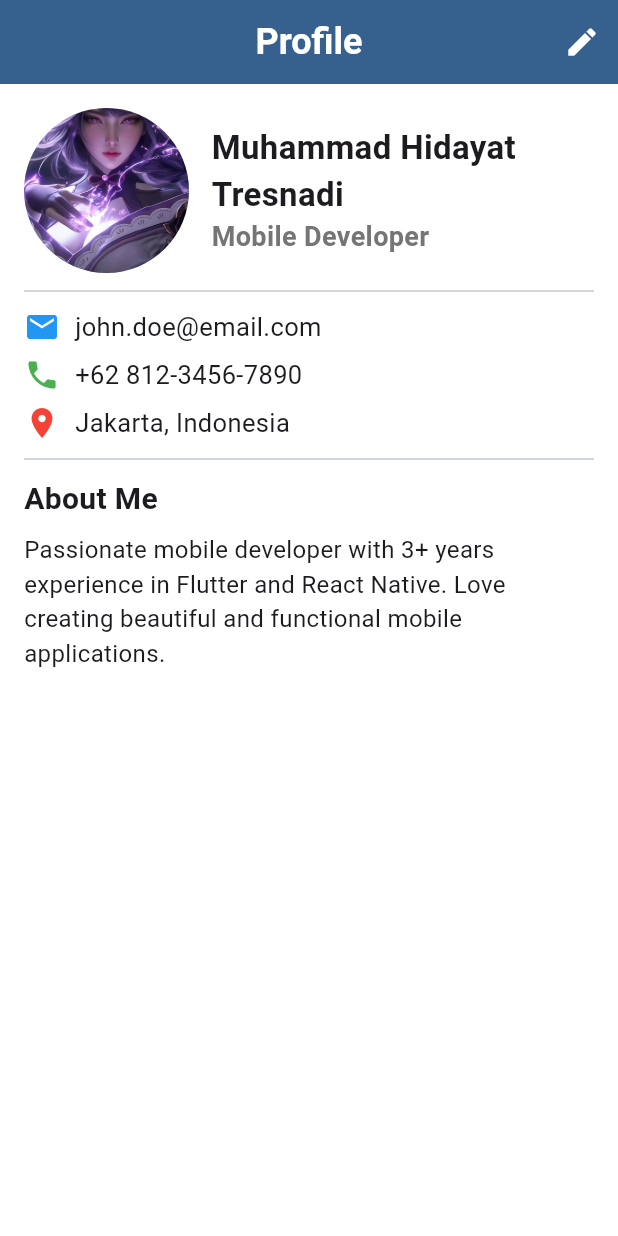
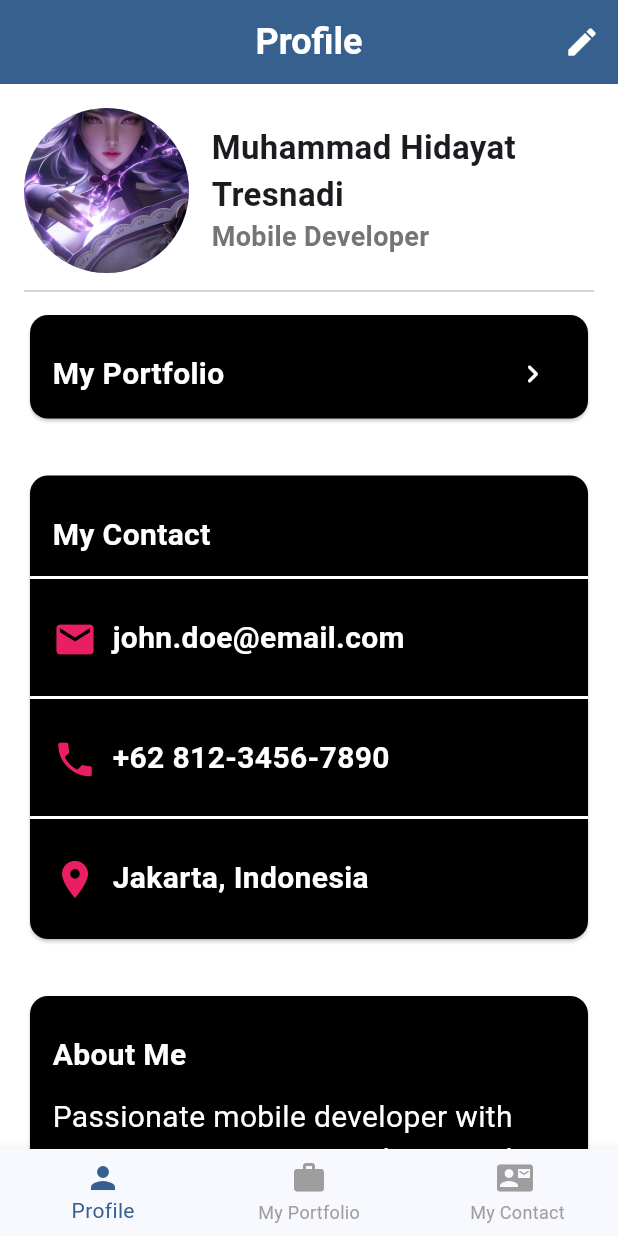
Before and after one commit to hidayattresnadi/Flutter_Project, a Flutter app: the screen it shows after launch, on a phone screen of 412 x 824 dp. Run offline on Flutter 3.47's test engine with Material 3 defaults, Android fonts, the phone set to English and light mode, and no system bars; our stand-ins replace google_fonts.

Commit message:
add_assignment_2

```diff
--- a/my_portfolio_app/lib/main.dart
+++ b/my_portfolio_app/lib/main.dart
@@ -1,17 +1,14 @@
 import 'package:flutter/material.dart';
 import 'package:google_fonts/google_fonts.dart';
+import 'package:my_portfolio_app/screens/contact_screen.dart';
+import 'package:my_portfolio_app/screens/portfolio_screen.dart';
+import 'screens/profile_screen.dart';
 
 void main() {
   runApp(const MyApp());
 }
 
-String name = "Muhammad Hidayat Tresnadi";
-String profession = "Mobile Developer";
-String email = "john.doe@email.com";
-String phone = "+62 812-3456-7890";
-String address = "Jakarta, Indonesia";
-String bio =
-    "Passionate mobile developer with 3+ years experience in Flutter and React Native. Love creating beautiful and functional mobile applications.";
+final PageController _pageController = PageController();
 
 class MyApp extends StatelessWidget {
   const MyApp({super.key});
@@ -20,7 +17,7 @@ class MyApp extends StatelessWidget {
   Widget build(BuildContext context) {
     return MaterialApp(
       debugShowCheckedModeBanner: false,
-      home: const ProfileScreen(),
+      home: MainScreen(),
       theme: ThemeData(
         colorScheme: ColorScheme.fromSeed(seedColor: Colors.blue),
         useMaterial3: true,
@@ -30,8 +27,21 @@ class MyApp extends StatelessWidget {
   }
 }
 
-class ProfileScreen extends StatelessWidget {
-  const ProfileScreen({super.key});
+class MainScreen extends StatefulWidget {
+  const MainScreen({super.key});
+  @override
+  State<MainScreen> createState() => _MainScreenState();
+}
+
+class _MainScreenState extends State<MainScreen> {
+  int _currentIndex = 0;
+
+  final List<Widget> _screens = [
+    ProfileScreen(),
+    PortfolioScreen(withScaffold: false),
+    ContactScreen(),
+  ];
+  final List<String> _titles = ['Profile', 'My Portfolio', 'My Contact'];
 
   @override
   Widget build(BuildContext context) {
@@ -39,7 +49,7 @@ class ProfileScreen extends StatelessWidget {
       backgroundColor: Colors.white,
       appBar: AppBar(
         title: Text(
-          "Profile",
+          _titles[_currentIndex],
           style: TextStyle(fontSize: 24, fontWeight: FontWeight.bold),
         ),
         centerTitle: true,
@@ -54,101 +64,39 @@ class ProfileScreen extends StatelessWidget {
           ),
         ],
       ),
-      body: SafeArea(
-        child: SingleChildScrollView(
-          child: Padding(
-            padding: const EdgeInsets.all(16.0),
-            child: Column(
-              crossAxisAlignment: CrossAxisAlignment.start,
-              children: [
-                buildProfileHeader(),
-                Divider(height: 24),
-                buildProfileInfo(),
-                Divider(height: 24),
-                buildProfileBio(),
-              ],
-            ),
+      body: PageView(
+        controller: _pageController,
+        onPageChanged: (index) {
+          setState(() {
+            _currentIndex = index;
+          });
+        },
+        children: _screens, // list of widgets
+      ),
+
+      bottomNavigationBar: BottomNavigationBar(
+        currentIndex: _currentIndex,
+        selectedItemColor: Theme.of(context).colorScheme.primary,
+        unselectedItemColor: Colors.grey,
+        onTap: (index) {
+          _pageController.animateToPage(
+            index,
+            duration: Duration(milliseconds: 300),
+            curve: Curves.easeInOut,
+          );
+        },
+        items: const [
+          BottomNavigationBarItem(icon: Icon(Icons.person), label: 'Profile'),
+          BottomNavigationBarItem(
+            icon: Icon(Icons.work),
+            label: 'My Portfolio',
           ),
-        ),
+          BottomNavigationBarItem(
+            icon: Icon(Icons.contact_mail),
+            label: ' My Contact',
+          ),
+        ],
       ),
     );
   }
 }
-
-Widget buildProfileHeader() {
-  return Row(
-    children: [
-      CircleAvatar(
-        radius: 55,
-        backgroundImage: AssetImage('assets/profile.jpg'),
-      ),
-      SizedBox(width: 15),
-      Expanded(
-        child: Column(
-          crossAxisAlignment: CrossAxisAlignment.start,
-          children: [
-            Text(
-              name,
-              style: TextStyle(fontSize: 22, fontWeight: FontWeight.bold),
-              softWrap: true,
-              overflow: TextOverflow.visible,
-            ),
-            Text(
-              profession,
-              style: TextStyle(
-                fontSize: 18,
-                color: Colors.grey[600],
-                fontWeight: FontWeight.bold,
-              ),
-            ),
-          ],
-        ),
-      ),
-    ],
-  );
-}
-
-Widget buildProfileInfo() {
-  return Column(
-    crossAxisAlignment: CrossAxisAlignment.start,
-    children: [
-      Row(
-        children: [
-          Icon(Icons.email, color: Colors.blue),
-          SizedBox(width: 10),
-          Text(email, style: TextStyle(fontSize: 17)),
-        ],
-      ),
-      SizedBox(height: 8),
-      Row(
-        children: [
-          Icon(Icons.phone, color: Colors.green),
-          SizedBox(width: 10),
-          Text(phone, style: TextStyle(fontSize: 17)),
-        ],
-      ),
-      SizedBox(height: 8),
-      Row(
-        children: [
-          Icon(Icons.location_on, color: Colors.red),
-          SizedBox(width: 10),
-          Text(address, style: TextStyle(fontSize: 17)),
-        ],
-      ),
-    ],
-  );
-}
-
-Widget buildProfileBio() {
-  return Column(
-    crossAxisAlignment: CrossAxisAlignment.start,
-    children: [
-      Text(
-        "About Me",
-        style: TextStyle(fontSize: 20, fontWeight: FontWeight.bold),
-      ),
-      SizedBox(height: 8),
-      Text(bio, style: TextStyle(fontSize: 16)),
-    ],
-  );
-}
--- /dev/null
+++ b/my_portfolio_app/lib/screens/profile_screen.dart
@@ -0,0 +1,241 @@
+import 'package:flutter/material.dart';
+import 'package:my_portfolio_app/screens/portfolio_screen.dart';
+
+String name = "Muhammad Hidayat Tresnadi";
+String profession = "Mobile Developer";
+String email = "john.doe@email.com";
+String phone = "+62 812-3456-7890";
+String address = "Jakarta, Indonesia";
+String bio =
+    "Passionate mobile developer with 3+ years experience in Flutter and React Native. Love creating beautiful and functional mobile applications.";
+
+class ProfileScreen extends StatelessWidget {
+  const ProfileScreen({super.key});
+
+  @override
+  Widget build(BuildContext context) {
+    return SafeArea(
+      child: SingleChildScrollView(
+        child: Padding(
+          padding: const EdgeInsets.all(16.0),
+          child: Column(
+            crossAxisAlignment: CrossAxisAlignment.start,
+            children: [
+              buildProfileHeader(),
+              Divider(height: 24),
+              buildMyPortfolio(context),
+              SizedBox(height: 30),
+              buildProfileInfo(),
+              SizedBox(height: 30),
+              buildProfileBio(),
+              SizedBox(height: 30),
+            ],
+          ),
+        ),
+      ),
+    );
+  }
+}
+
+Widget buildProfileHeader() {
+  return Row(
+    children: [
+      CircleAvatar(
+        radius: 55,
+        backgroundImage: AssetImage('assets/profile.jpg'),
+      ),
+      SizedBox(width: 15),
+      Expanded(
+        child: Column(
+          crossAxisAlignment: CrossAxisAlignment.start,
+          children: [
+            Text(
+              name,
+              style: TextStyle(fontSize: 22, fontWeight: FontWeight.bold),
+              softWrap: true,
+              overflow: TextOverflow.visible,
+            ),
+            Text(
+              profession,
+              style: TextStyle(
+                fontSize: 18,
+                color: Colors.grey[600],
+                fontWeight: FontWeight.bold,
+              ),
+            ),
+          ],
+        ),
+      ),
+    ],
+  );
+}
+
+Widget buildMyPortfolio(BuildContext context) {
+  return Card(
+    color: Colors.black,
+    child: Column(
+      crossAxisAlignment: CrossAxisAlignment.start,
+      children: [
+        Padding(
+          padding: EdgeInsets.only(
+            top: 25.0,
+            left: 15.0,
+            right: 25.0,
+            bottom: 15.0,
+          ),
+          child: Row(
+            mainAxisAlignment: MainAxisAlignment.spaceBetween,
+            children: [
+              Text(
+                "My Portfolio",
+                style: TextStyle(
+                  fontSize: 20,
+                  fontWeight: FontWeight.bold,
+                  color: Colors.white,
+                ),
+              ),
+              GestureDetector(
+                onTap: () {
+                  Navigator.push(
+                    context,
+                    MaterialPageRoute(
+                      builder: (context) => PortfolioScreen(withScaffold: true),
+                    ),
+                  );
+                },
+                child: Icon(Icons.chevron_right_rounded, color: Colors.white),
+              ),
+            ],
+          ),
+        ),
+      ],
+    ),
+  );
+}
+
+Widget buildProfileInfo() {
+  return Card(
+    color: Colors.black,
+    child: Column(
+      crossAxisAlignment: CrossAxisAlignment.start,
+      children: [
+        Padding(
+          padding: EdgeInsets.only(
+            top: 25.0,
+            left: 15.0,
+            right: 25.0,
+            bottom: 15.0,
+          ),
+          child: Text(
+            "My Contact",
+            style: TextStyle(
+              fontSize: 20,
+              fontWeight: FontWeight.bold,
+              color: Colors.white,
+            ),
+          ),
+        ),
+        Divider(height: 0, thickness: 2, color: Colors.white),
+        buildReusableColumn(
+          icon: Icons.email,
+          label: email,
+          padding: 25.0,
+          topPadding: 25.0,
+        ),
+        Divider(height: 0, thickness: 2, color: Colors.white),
+        buildReusableColumn(
+          icon: Icons.phone,
+          label: phone,
+          padding: 25.0,
+          topPadding: 25.0,
+        ),
+        Divider(height: 0, thickness: 2, color: Colors.white),
+        buildReusableColumn(
+          icon: Icons.location_on,
+          label: address,
+          padding: 25.0,
+          topPadding: 25.0,
+        ),
+      ],
+    ),
+  );
+}
+
+Widget buildProfileBio() {
+  return Card(
+    color: Colors.black,
+    child: Column(
+      crossAxisAlignment: CrossAxisAlignment.start,
+      children: [
+        Padding(
+          padding: EdgeInsets.only(
+            top: 25.0,
+            left: 15.0,
+            right: 25.0,
+            bottom: 10.0,
+          ),
+          child: Text(
+            "About Me",
+            style: TextStyle(
+              fontSize: 20,
+              fontWeight: FontWeight.bold,
+              color: Colors.white,
+            ),
+          ),
+        ),
+        Padding(
+          padding: EdgeInsets.only(
+            top: 2.0,
+            left: 15.0,
+            right: 25.0,
+            bottom: 15.0,
+          ),
+          child: Column(
+            crossAxisAlignment: CrossAxisAlignment.start,
+            children: [
+              Column(
+                children: [
+                  Text(
+                    bio,
+                    style: TextStyle(fontSize: 20, color: Colors.white),
+                  ),
+                ],
+              ),
+            ],
+          ),
+        ),
+      ],
+    ),
+  );
+}
+
+Widget buildReusableColumn({
+  required IconData icon,
+  required String label,
+  required double padding,
+  required double topPadding,
+}) {
+  return Padding(
+    padding: EdgeInsets.only(
+      top: topPadding,
+      left: 15.0,
+      right: padding,
+      bottom: padding,
+    ),
+    child: Row(
+      crossAxisAlignment: CrossAxisAlignment.start,
+      children: [
+        Icon(icon, color: Colors.pink, size: 30),
+        SizedBox(width: 10),
+        Text(
+          label,
+          style: TextStyle(
+            fontSize: 20,
+            fontWeight: FontWeight.bold,
+            color: Colors.white,
+          ),
+        ),
+      ],
+    ),
+  );
+}
--- a/my_portfolio_app/pubspec.yaml
+++ b/my_portfolio_app/pubspec.yaml
@@ -61,6 +61,10 @@ flutter:
   # To add assets to your application, add an assets section, like this:
   assets:
     - assets/profile.jpg
+    - assets/portfolio.png
+    - assets/chat.jpg
+    - assets/ecommerce.jpg
+    - assets/smarthome.jpg
 
   # An image asset can refer to one or more resolution-specific "variants", see
   # https://flutter.dev/to/resolution-aware-images
```
Also changed, not shown: my_portfolio_app/lib/screens/contact_screen.dart (added, +117 -0 lines), my_portfolio_app/lib/screens/portfolio_screen.dart (added, +169 -0 lines), my_portfolio_app/assets/chat.jpg (added), my_portfolio_app/assets/ecommerce.jpg (added), my_portfolio_app/assets/portfolio.png (added), my_portfolio_app/assets/smarthome.jpg (added).
